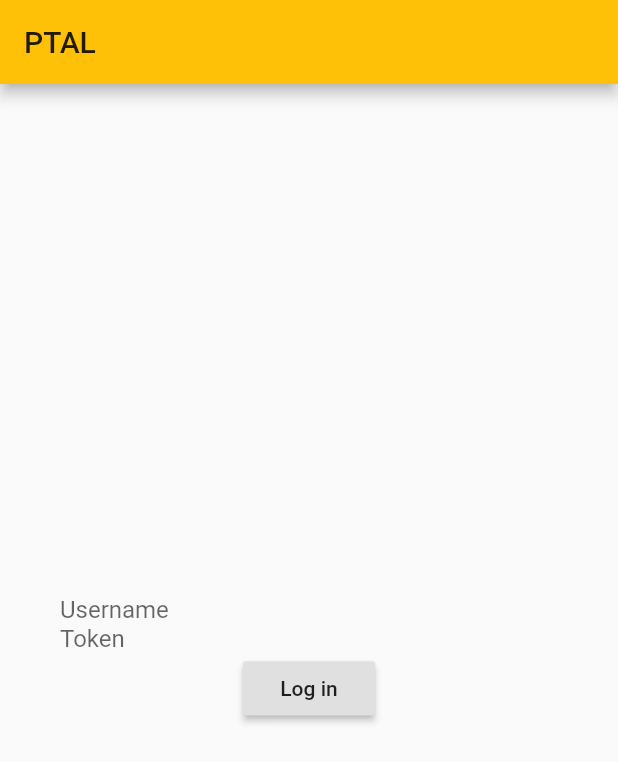
After one commit to kpsroka/ptal, a Flutter app: the screen it shows after launch, on a phone screen of 412 x 824 dp. The commit adds this screen. Shown: the top 762 px of the screen. Run offline on Flutter 3.47's test engine with Material 2 defaults, Android fonts, the phone set to English and light mode, and no system bars; missing offline and left inert: flutter_flux; generated files the repository leaves out were written again.

Commit message:
Extracting LoginForm widget from the root

```diff
--- /dev/null
+++ b/ptal/lib/login_form.dart
@@ -0,0 +1,47 @@
+import 'package:flutter/material.dart';
+import 'package:flutter_flux/flutter_flux.dart';
+import 'package:ptal/stores/github_store.dart';
+
+class LoginForm extends StatefulWidget {
+  @override
+  LoginFormState createState() {
+    return new LoginFormState();
+  }
+}
+
+class LoginFormState extends State<LoginForm>
+    with StoreWatcherMixin<LoginForm> {
+  final usernameInputController = TextEditingController();
+  final passwordInputController = TextEditingController();
+
+  @override
+  void initState() {
+    super.initState();
+    listenToStore(githubStoreToken);
+  }
+
+  @override
+  Widget build(BuildContext context) {
+    return Column(
+      mainAxisAlignment: MainAxisAlignment.center,
+      children: <Widget>[
+        TextField(
+            controller: usernameInputController,
+            decoration: InputDecoration.collapsed(hintText: 'Username')),
+        TextField(
+            controller: passwordInputController,
+            obscureText: true,
+            decoration: InputDecoration.collapsed(hintText: 'Token')),
+        RaisedButton(
+            child: Text('Log in'),
+            onPressed: () {
+              print('yes please');
+              loginAction(LoginData(
+                  login: widget.usernameInputController.text,
+                  password: widget.passwordInputController.text,
+                  otp: ''));
+            }),
+      ],
+    );
+  }
+}
--- a/ptal/lib/main.dart
+++ b/ptal/lib/main.dart
@@ -1,6 +1,5 @@
 import 'package:flutter/material.dart';
-import 'package:ptal/stores/github_store.dart';
-import 'package:flutter_flux/flutter_flux.dart';
+import 'package:ptal/login_form.dart';
 
 void main() => runApp(new MyApp());
 
@@ -12,59 +11,25 @@ class MyApp extends StatelessWidget {
       theme: new ThemeData(
         primarySwatch: Colors.amber,
       ),
-      home: new MyHomePage(title: 'PTAL'),
+      home: new Root(title: 'PTAL'),
     );
   }
 }
 
-class MyHomePage extends StatefulWidget {
-  MyHomePage({Key key, this.title}) : super(key: key);
+class Root extends StatelessWidget {
   final String title;
 
-  @override
-  _MyHomePageState createState() => new _MyHomePageState();
-}
-
-class _MyHomePageState extends State<MyHomePage>
-    with StoreWatcherMixin<MyHomePage> {
-  final usernameInputController = TextEditingController();
-  final passwordInputController = TextEditingController();
-
-  @override
-    void initState() {
-      super.initState();
-      listenToStore(githubStoreToken);
-    }
+  const Root({this.title});
 
   @override
   Widget build(BuildContext context) {
     return Scaffold(
       appBar: AppBar(
-        title: Text(widget.title),
+        title: Text(title),
       ),
       body: Container(
         margin: EdgeInsets.symmetric(horizontal: 40.0),
-        child: Column(
-          mainAxisAlignment: MainAxisAlignment.center,
-          children: <Widget>[
-            TextField(
-                controller: usernameInputController,
-                decoration: InputDecoration.collapsed(hintText: 'Username')),
-            TextField(
-                controller: passwordInputController,
-                obscureText: true,
-                decoration: InputDecoration.collapsed(hintText: 'Token')),
-            RaisedButton(
-                child: Text('Log in'),
-                onPressed: () {
-                  print('yes please');
-                  loginAction(LoginData(
-                      login: usernameInputController.text,
-                      password: passwordInputController.text,
-                      otp: ''));
-                }),
-          ],
-        ),
+        child: LoginForm(),
       ),
     );
   }
```
